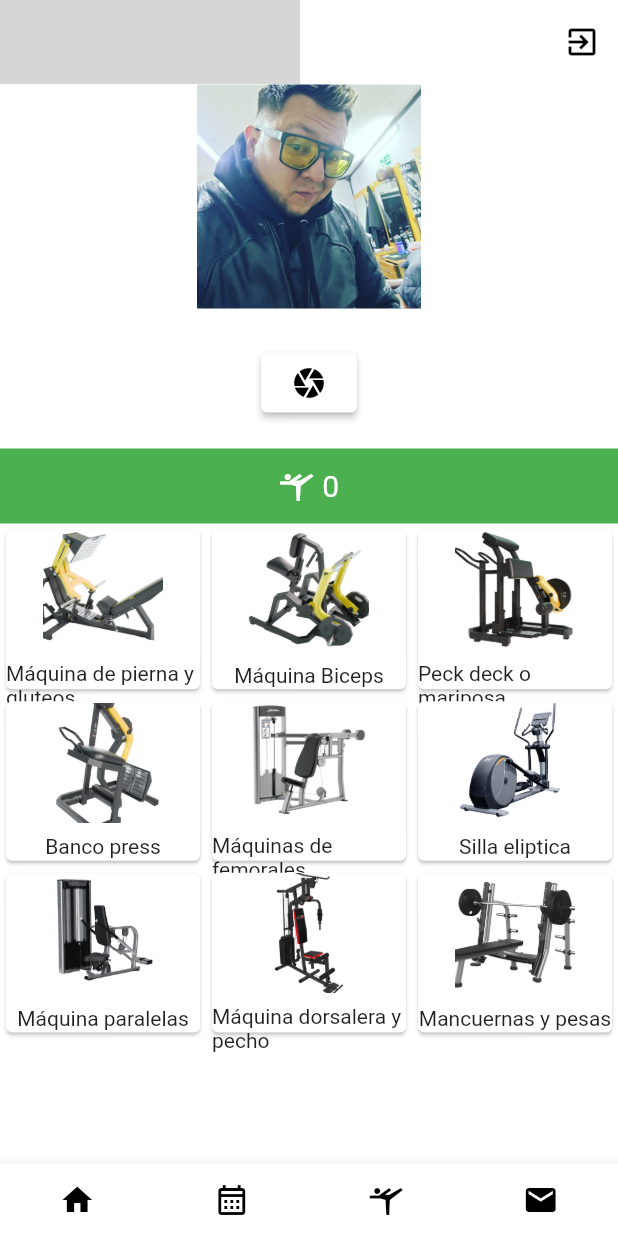
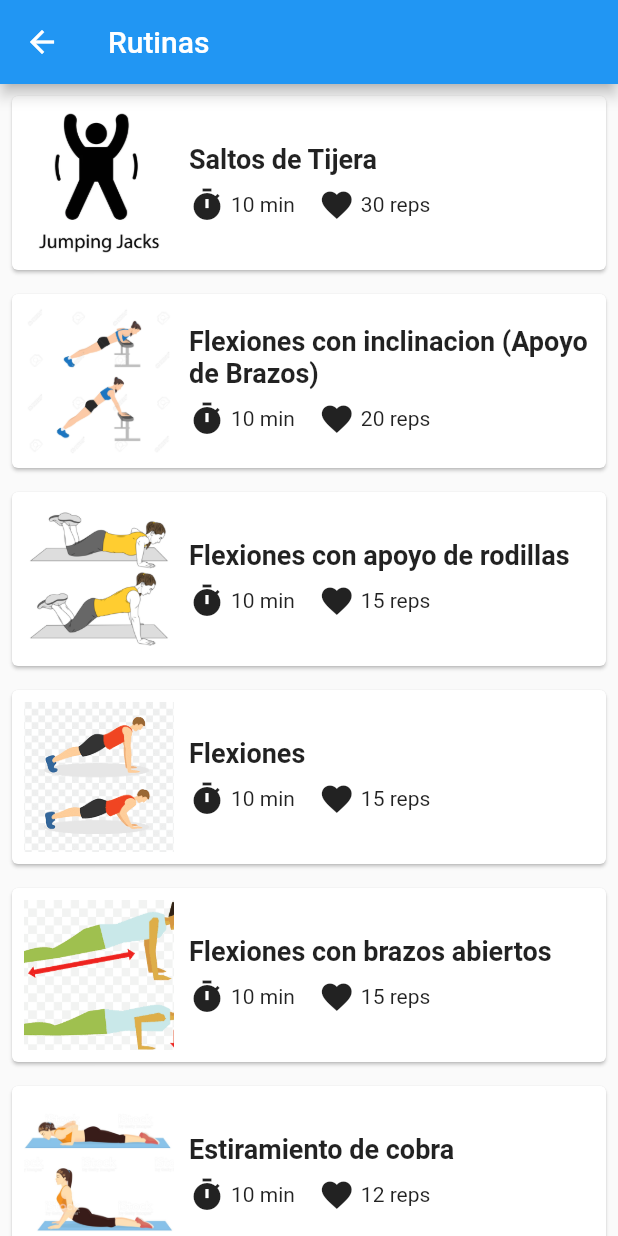
Before and after one commit to TheBlackMen89/gym, a Flutter app: the Principal screen opened directly, after a tap on the "sports gymnastics" icon, on a phone screen of 412 x 824 dp. Run offline on Flutter 3.47's test engine with Material 2 defaults, Android fonts, the phone set to English and light mode, and no system bars; our stand-ins replace animate_do, awesome_dialog, firebase_auth, firebase_core, firebase_database, flutter_svg and 1 more; accounts and stored records are empty; grey boxes are pictures that could not be loaded.

Commit message:
Se sube pagina de Rutinas

```diff
--- a/lib/widgets/principal.dart
+++ b/lib/widgets/principal.dart
@@ -8,6 +8,8 @@ import 'package:gym/widgets/imagen.dart';
 import 'package:gym/widgets/login.dart';
 import 'package:gym/widgets/maquina.dart';
 import 'package:gym/widgets/popup.dart';
+import 'package:gym/widgets/routine.dart';
+
 
 class Principal extends StatelessWidget {
   final String? uid;
@@ -209,9 +211,11 @@ class Principal extends StatelessWidget {
             IconButton(
               icon: const Icon(Icons.sports_gymnastics),
               color: Colors.black,
-              onPressed: () {
-                // Navegar a la página de notificaciones
-              },
+              onPressed: () => Navigator.push(
+                context,
+                MaterialPageRoute(builder: (context) => Routine()),
+              ),
+              // Navegar a Rutinas de la App
             ),
             IconButton(
               icon: const Icon(Icons.mail),
--- /dev/null
+++ b/lib/widgets/routine.dart
@@ -0,0 +1,168 @@
+import 'package:flutter/material.dart';
+//import 'package:cached_network_image/cached_network_image.dart';
+
+
+class Routine extends StatelessWidget {
+  // Datos de rutinas
+  final List<Map<String, dynamic>> routines = [
+    {
+      'name': 'Saltos de Tijera',
+      'imagePath': 'assets/rutinas/SaltoTijera.jpg',
+      'icon1': Icons.timer,
+      'text1': '10 min',
+      'icon2': Icons.favorite,
+      'text2': '30 reps',
+    },
+    {
+      'name': 'Flexiones con inclinacion (Apoyo de Brazos)',
+      'imagePath': 'assets/rutinas/FlexionInclinacionBrazos.jpg',
+      'icon1': Icons.timer,
+      'text1': '10 min',
+      'icon2': Icons.favorite,
+      'text2': '20 reps',
+    },
+    {
+      'name': 'Flexiones con apoyo de rodillas',
+      'imagePath': 'assets/rutinas/flexionesApoyoRodillas.png',
+      'icon1': Icons.timer,
+      'text1': '10 min',
+      'icon2': Icons.favorite,
+      'text2': '15 reps',
+    },
+    {
+      'name': 'Flexiones',
+      'imagePath': 'assets/rutinas/flexiones.png',
+      'icon1': Icons.timer,
+      'text1': '10 min',
+      'icon2': Icons.favorite,
+      'text2': '15 reps',
+    },
+    {
+      'name': 'Flexiones con brazos abiertos',
+      'imagePath': 'assets/rutinas/flexionesBrazosAbiertos.png',
+      'icon1': Icons.timer,
+      'text1': '10 min',
+      'icon2': Icons.favorite,
+      'text2': '15 reps',
+    },
+    {
+      'name': 'Estiramiento de cobra',
+      'imagePath': 'assets/rutinas/estiramientoCobra.png',
+      'icon1': Icons.timer,
+      'text1': '10 min',
+      'icon2': Icons.favorite,
+      'text2': '12 reps',
+    },
+    {
+      'name': 'Estiramiento de Pecho',
+      'imagePath': 'assets/rutinas/estiramientoPecho.png',
+      'icon1': Icons.timer,
+      'text1': '10 min',
+      'icon2': Icons.favorite,
+      'text2': '12 reps',
+    },
+    {
+      'name': 'Plancha',
+      'imagePath': 'assets/rutinas/plancha.png',
+      'icon1': Icons.timer,
+      'text1': '5 min',
+      'icon2': Icons.favorite,
+      'text2': '10 reps',
+    },
+    {
+      'name': 'Abdominales',
+      'imagePath': 'assets/rutinas/abdominales.png',
+      'icon1': Icons.timer,
+      'text1': '10 min',
+      'icon2': Icons.favorite,
+      'text2': '20 reps',
+    },
+    {
+      'name': 'Sentadillas',
+      'imagePath': 'assets/rutinas/sentadillas.jpg',
+      'icon1': Icons.timer,
+      'text1': '10 min',
+      'icon2': Icons.favorite,
+      'text2': '30 reps',
+    },
+    {
+      'name': 'Peso muerto',
+      'imagePath': 'assets/rutinas/pesoMuerto.png',
+      'icon1': Icons.timer,
+      'text1': '10 min',
+      'icon2': Icons.favorite,
+      'text2': '5 reps',
+    },
+    // Agrega más rutinas aquí si lo deseas
+  ];
+
+  @override
+  Widget build(BuildContext context) {
+    return Scaffold(
+      appBar: AppBar(
+        title: Text('Rutinas'),
+      ),
+      body: ListView.builder(
+        itemCount: routines.length,
+        itemBuilder: (context, index) {
+          return buildRoutineCard(context, routines[index]);
+        },
+      ),
+    );
+  }
+
+  Widget buildRoutineCard(BuildContext context, Map<String, dynamic> routine) {
+    return Card(
+      margin: EdgeInsets.all(8.0),
+      child: Padding(
+        padding: EdgeInsets.all(8.0),
+        child: Row(
+          children: [
+            // IMAGE CONTAINER
+            SizedBox(
+              width: 100,
+              height: 100,
+              child: Image.asset(
+                routine['imagePath'],
+                width: 100,
+                height: 100,
+                fit: BoxFit.cover,
+              ),
+            ),
+            // Separación entre imagen y nombre de la rutina
+            SizedBox(width: 10),
+            // Nombre de la rutina al centro
+            Expanded(
+              child: Column(
+                crossAxisAlignment: CrossAxisAlignment.start,
+                children: [
+                  Text(
+                    routine['name'],
+                    style: TextStyle(
+                      fontSize: 18,
+                      fontWeight: FontWeight.bold,
+                    ),
+                  ),
+                  SizedBox(height: 8),
+                  // Separación entre nombre y detalles de la rutina
+                  // Detalles de la rutina (iconos y texto)
+                  Row(
+                    children: [
+                      Icon(routine['icon1']),
+                      SizedBox(width: 4),
+                      Text(routine['text1']),
+                      SizedBox(width: 16),
+                      Icon(routine['icon2']),
+                      SizedBox(width: 4),
+                      Text(routine['text2']),
+                    ],
+                  ),
+                ],
+              ),
+            ),
+          ],
+        ),
+      ),
+    );
+  }
+}
```
Also changed, not shown: pubspec.yaml (+13 -2 lines), assets/rutinas/FlexionInclinacionBrazos.jpg (added), assets/rutinas/SaltoTijera.jpg (added), assets/rutinas/abdominales.png (added), assets/rutinas/estiramientoCobra.png (added), assets/rutinas/estiramientoPecho.png (added), assets/rutinas/flexiones.png (added), assets/rutinas/flexionesApoyoRodillas.png (added), assets/rutinas/flexionesBrazosAbiertos.png (added), assets/rutinas/pesoMuerto.png (added), assets/rutinas/plancha.png (added), assets/rutinas/sentadillas.jpg (added), 1 other file.
